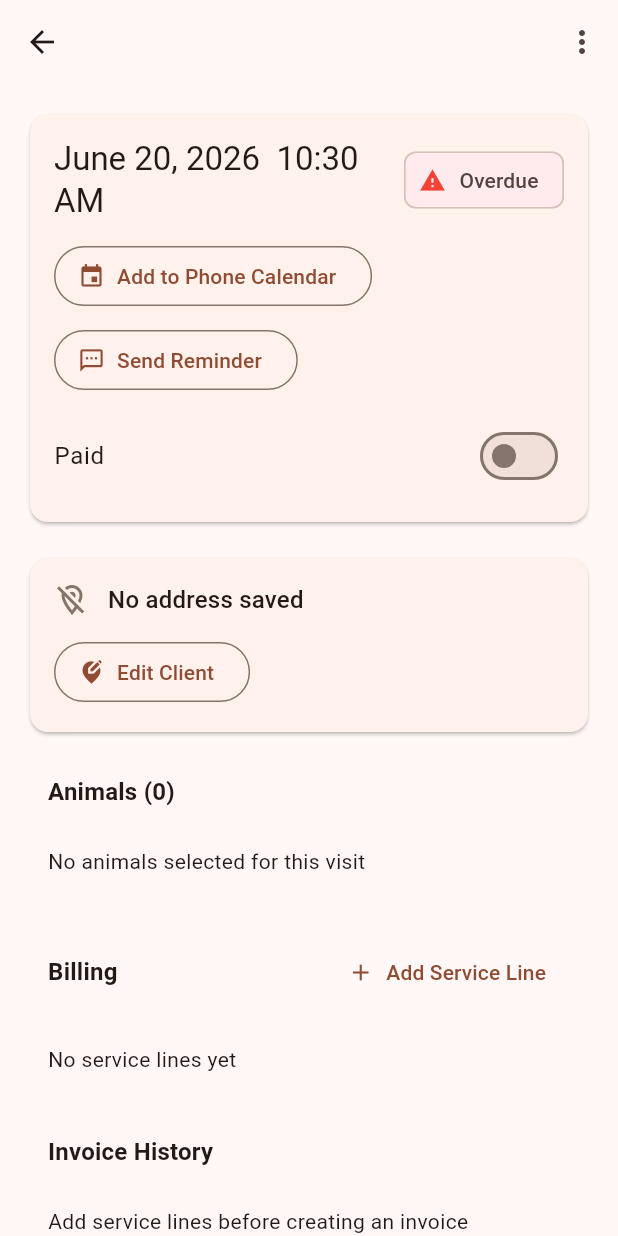
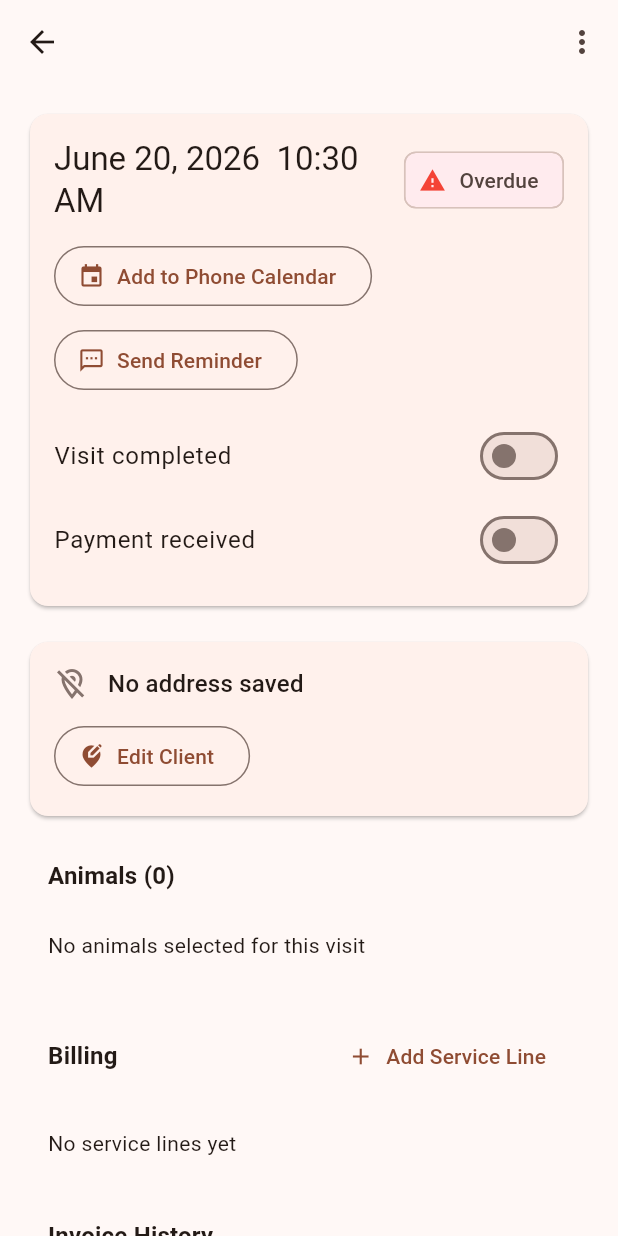
Before and after one commit to seitzelectric/farrierlog, a Flutter app: the VisitDetailScreen screen opened directly with empty values, on a phone screen of 412 x 824 dp. Run offline on Flutter 3.47's test engine with Material 3 defaults, Android fonts, the phone set to English and light mode, and no system bars; our stand-ins replace file_picker, image_picker, pdf, printing, share_plus, sqflite and 1 more; missing offline and left inert: add_2_calendar; accounts and stored records are empty.

```diff
--- a/lib/models/models.dart
+++ b/lib/models/models.dart
@@ -163,6 +163,7 @@ class Visit {
   final DateTime dateTime;
   final String notes;
   final bool paid;
+  final bool completed;
   final int? recurrenceWeeks;
   final int? nextRecurringVisitId;
   final bool isAutoGenerated;
@@ -175,6 +176,7 @@ class Visit {
     required this.dateTime,
     required this.notes,
     required this.paid,
+    this.completed = false,
     this.recurrenceWeeks,
     this.nextRecurringVisitId,
     this.isAutoGenerated = false,
@@ -194,6 +196,7 @@ class Visit {
         'datetime': dateTime.toIso8601String(),
         'notes': notes,
         'paid': paid ? 1 : 0,
+        'completed': completed ? 1 : 0,
         'recurrence_weeks': recurrenceWeeks,
         'next_recurring_visit_id': nextRecurringVisitId,
         'is_auto_generated': isAutoGenerated ? 1 : 0,
@@ -211,6 +214,7 @@ class Visit {
       dateTime: DateTime.parse(map['datetime'] as String),
       notes: (map['notes'] as String?) ?? '',
       paid: (map['paid'] as int?) == 1,
+      completed: (map['completed'] as int?) == 1,
       recurrenceWeeks: map['recurrence_weeks'] as int?,
       nextRecurringVisitId: map['next_recurring_visit_id'] as int?,
       isAutoGenerated: (map['is_auto_generated'] as int?) == 1,
@@ -230,6 +234,9 @@ class ServiceLine {
   final String horseColor;
   final String description;
   final double price;
+  final int quantity;
+  final bool isGroup;
+  final String? groupLabel;
   final DateTime createdAt;
 
   ServiceLine({
@@ -241,8 +248,13 @@ class ServiceLine {
     this.horseColor = '',
     required this.description,
     required this.price,
+    this.quantity = 1,
+    this.isGroup = false,
+    this.groupLabel,
     DateTime? createdAt,
   }) : createdAt = createdAt ?? DateTime.now();
+
+  double get lineTotal => price * quantity;
 
   Map<String, dynamic> toMap() => {
         if (id != null) 'id': id,
@@ -250,6 +262,9 @@ class ServiceLine {
         'horse_id': horseId,
         'description': description,
         'price': price,
+        'quantity': quantity,
+        'is_group': isGroup ? 1 : 0,
+        'group_label': groupLabel,
         'created_at': createdAt.toIso8601String(),
       };
 
@@ -262,6 +277,9 @@ class ServiceLine {
         horseColor: (map['horse_color'] as String?) ?? '',
         description: (map['description'] as String?) ?? '',
         price: (map['price'] as num).toDouble(),
+        quantity: (map['quantity'] as num?)?.toInt() ?? 1,
+        isGroup: (map['is_group'] as int?) == 1,
+        groupLabel: map['group_label'] as String?,
         createdAt: map['created_at'] != null
             ? DateTime.parse(map['created_at'] as String)
             : null,
--- a/lib/screens/dashboard_list_screen.dart
+++ b/lib/screens/dashboard_list_screen.dart
@@ -90,11 +90,11 @@ class _DashboardListScreenState extends State<DashboardListScreen> {
       case DashboardListType.animals:
         return 'Animals will appear here after they are added to clients.';
       case DashboardListType.upcomingVisits:
-        return 'No unpaid visits are scheduled in the next 30 days.';
+        return 'No visits are scheduled in the next 30 days.';
       case DashboardListType.pastDueVisits:
-        return 'All unpaid visits are current.';
+        return 'All visits are marked complete.';
       case DashboardListType.outstandingVisits:
-        return 'All visits are marked paid.';
+        return 'All completed visits have been paid.';
       case DashboardListType.paidVisits:
         return 'Paid visits will appear here after invoices or visits are marked paid.';
     }
@@ -134,7 +134,7 @@ class _DashboardListScreenState extends State<DashboardListScreen> {
       case DashboardListType.pastDueVisits:
         return DatabaseService.getPastDueVisits();
       case DashboardListType.outstandingVisits:
-        return DatabaseService.getUnpaidVisits();
+        return DatabaseService.getUnpaidCompletedVisits();
       case DashboardListType.paidVisits:
         return DatabaseService.getPaidVisits();
       case DashboardListType.clients:
--- a/lib/screens/new_visit_screen.dart
+++ b/lib/screens/new_visit_screen.dart
@@ -141,6 +141,7 @@ class _NewVisitScreenState extends State<NewVisitScreen> {
       dateTime: _selectedDateTime,
       notes: _notesCtrl.text.trim(),
       paid: widget.visit?.paid ?? false,
+      completed: widget.visit?.completed ?? false,
       recurrenceWeeks: recurrenceWeeks,
       nextRecurringVisitId: widget.visit?.nextRecurringVisitId,
       isAutoGenerated: widget.visit?.isAutoGenerated ?? false,
@@ -158,6 +159,7 @@ class _NewVisitScreenState extends State<NewVisitScreen> {
       dateTime: visit.dateTime,
       notes: visit.notes,
       paid: visit.paid,
+      completed: visit.completed,
       recurrenceWeeks: visit.recurrenceWeeks,
       nextRecurringVisitId: visit.nextRecurringVisitId,
       isAutoGenerated: visit.isAutoGenerated,
@@ -295,6 +297,16 @@ class _NewVisitScreenState extends State<NewVisitScreen> {
                       });
                     },
                   )),
+            Padding(
+              padding: const EdgeInsets.symmetric(horizontal: 8, vertical: 4),
+              child: Text(
+                "Don't need to track individual animals for this stop? "
+                'Add a group service line from the visit screen after saving.',
+                style: Theme.of(context).textTheme.bodySmall?.copyWith(
+                      color: Theme.of(context).colorScheme.outline,
+                    ),
+              ),
+            ),
           ],
           const SizedBox(height: 8),
           TextFormField(
--- a/lib/screens/visit_detail_screen.dart
+++ b/lib/screens/visit_detail_screen.dart
@@ -57,7 +57,8 @@ class _VisitDetailScreenState extends State<VisitDetailScreen> {
     }
   }
 
-  double get _total => _serviceLines.fold(0.0, (sum, line) => sum + line.price);
+  double get _total =>
+      _serviceLines.fold(0.0, (sum, line) => sum + line.lineTotal);
 
   Future<void> _togglePaid(bool value) async {
     final wasPaid = _visit.paid;
@@ -71,6 +72,7 @@ class _VisitDetailScreenState extends State<VisitDetailScreen> {
         dateTime: _visit.dateTime,
         notes: _visit.notes,
         paid: value,
+        completed: _visit.completed,
         recurrenceWeeks: _visit.recurrenceWeeks,
         nextRecurringVisitId: _visit.nextRecurringVisitId,
         isAutoGenerated: _visit.isAutoGenerated,
@@ -92,6 +94,25 @@ class _VisitDetailScreenState extends State<VisitDetailScreen> {
       }
     }
     _loadData();
+  }
+
+  Future<void> _toggleCompleted(bool value) async {
+    await DatabaseService.setVisitCompleted(_visit.id!, value);
+    setState(() {
+      _visit = Visit(
+        id: _visit.id,
+        clientId: _visit.clientId,
+        clientName: _visit.clientName,
+        dateTime: _visit.dateTime,
+        notes: _visit.notes,
+        paid: _visit.paid,
+        completed: value,
+        recurrenceWeeks: _visit.recurrenceWeeks,
+        nextRecurringVisitId: _visit.nextRecurringVisitId,
+        isAutoGenerated: _visit.isAutoGenerated,
+        createdAt: _visit.createdAt,
+      );
+    });
   }
 
   Future<void> _confirmProjectedVisit() async {
@@ -705,7 +726,13 @@ class _VisitDetailScreenState extends State<VisitDetailScreen> {
                     ],
                     const SizedBox(height: 12),
                     SwitchListTile(
-                      title: const Text('Paid'),
+                      title: const Text('Visit completed'),
+                      value: _visit.completed,
+                      onChanged: _toggleCompleted,
+                      contentPadding: EdgeInsets.zero,
+                    ),
+                    SwitchListTile(
+                      title: const Text('Payment received'),
                       value: _visit.paid,
                       onChanged: _togglePaid,
                       contentPadding: EdgeInsets.zero,
--- a/lib/services/database_service.dart
+++ b/lib/services/database_service.dart
@@ -6,7 +6,7 @@ import '../models/models.dart';
 class DatabaseService {
   static Database? _db;
   static const String _dbName = 'farrier_log_v2.db';
-  static const int _dbVersion = 7;
+  static const int _dbVersion = 8;
 
   static String get databaseName => _dbName;
   static int get databaseVersion => _dbVersion;
@@ -80,6 +80,7 @@ class DatabaseService {
         datetime TEXT NOT NULL,
         notes TEXT NOT NULL DEFAULT '',
         paid INTEGER NOT NULL DEFAULT 0,
+        completed INTEGER NOT NULL DEFAULT 0,
         recurrence_weeks INTEGER,
         next_recurring_visit_id INTEGER,
         is_auto_generated INTEGER NOT NULL DEFAULT 0,
@@ -105,6 +106,9 @@ class DatabaseService {
         horse_id INTEGER,
         description TEXT NOT NULL,
         price REAL NOT NULL DEFAULT 0,
+        quantity INTEGER NOT NULL DEFAULT 1,
+        is_group INTEGER NOT NULL DEFAULT 0,
+        group_label TEXT,
         created_at TEXT NOT NULL,
         FOREIGN KEY (visit_id) REFERENCES visits(id) ON DELETE CASCADE,
         FOREIGN KEY (horse_id) REFERENCES horses(id) ON DELETE SET NULL
@@ -215,6 +219,23 @@ class DatabaseService {
     if (oldVersion < 7) {
       await db.execute(
           'ALTER TABLE visits ADD COLUMN is_auto_generated INTEGER NOT NULL DEFAULT 0');
+    }
+
+    if (oldVersion < 8) {
+      await db.execute(
+          "ALTER TABLE service_lines ADD COLUMN quantity INTEGER NOT NULL DEFAULT 1");
+      await db.execute(
+          "ALTER TABLE service_lines ADD COLUMN is_group INTEGER NOT NULL DEFAULT 0");
+      await db.execute(
+          "ALTER TABLE service_lines ADD COLUMN group_label TEXT");
+
+      await db.execute(
+          'ALTER TABLE visits ADD COLUMN completed INTEGER NOT NULL DEFAULT 0');
+      final now = DateTime.now().toIso8601String();
+      await db.execute(
+        'UPDATE visits SET completed = 1 WHERE datetime < ?',
+        [now],
+      );
     }
   }
 
@@ -439,7 +460,7 @@ class DatabaseService {
       SELECT visits.*, clients.first_name, clients.last_name
       FROM visits
       INNER JOIN clients ON clients.id = visits.client_id
-      WHERE visits.paid = 0 AND visits.datetime < ?
+      WHERE visits.completed = 0 AND visits.datetime < ?
       ORDER BY visits.datetime ASC
     ''', [DateTime.now().toIso8601String()]);
     return rows.map((r) => Visit.fromMap(r)).toList();
@@ -452,8 +473,7 @@ class DatabaseService {
       SELECT visits.*, clients.first_name, clients.last_name
       FROM visits
       INNER JOIN clients ON clients.id = visits.client_id
-      WHERE visits.paid = 0
-        AND visits.datetime >= ?
+      WHERE visits.datetime >= ?
         AND visits.datetime <= ?
       ORDER BY visits.datetime ASC
     ''', [
@@ -470,6 +490,18 @@ class DatabaseService {
       FROM visits
       INNER JOIN clients ON clients.id = visits.client_id
       WHERE visits.paid = 0
+      ORDER BY visits.datetime ASC
+    ''');
+    return rows.map((r) => Visit.fromMap(r)).toList();
+  }
+
+  static Future<List<Visit>> getUnpaidCompletedVisits() async {
+    final db = await database;
+    final rows = await db.rawQuery('''
+      SELECT visits.*, clients.first_name, clients.last_name
+      FROM visits
+      INNER JOIN clients ON clients.id = visits.client_id
+      WHERE visits.completed = 1 AND visits.paid = 0
       ORDER BY visits.datetime ASC
     ''');
     return rows.map((r) => Visit.fromMap(r)).toList();
@@ -529,6 +561,16 @@ class DatabaseService {
     await db.update(
       'visits',
       {'paid': paid ? 1 : 0},
+      where: 'id = ?',
+      whereArgs: [visitId],
+    );
+  }
+
+  static Future<void> setVisitCompleted(int visitId, bool completed) async {
+    final db = await database;
+    await db.update(
+      'visits',
+      {'completed': completed ? 1 : 0},
       where: 'id = ?',
       whereArgs: [visitId],
     );
@@ -951,19 +993,19 @@ class DatabaseService {
         0;
     final now = DateTime.now();
     final upcomingVisits = Sqflite.firstIntValue(await db.rawQuery(
-            "SELECT COUNT(*) FROM visits WHERE datetime >= ? AND datetime <= ? AND paid = 0",
+            "SELECT COUNT(*) FROM visits WHERE datetime >= ? AND datetime <= ?",
             [
               now.toIso8601String(),
               now.add(const Duration(days: 30)).toIso8601String(),
             ])) ??
         0;
     final pastDueVisits = Sqflite.firstIntValue(await db.rawQuery(
-            "SELECT COUNT(*) FROM visits WHERE paid = 0 AND datetime < ?",
+            "SELECT COUNT(*) FROM visits WHERE completed = 0 AND datetime < ?",
             [now.toIso8601String()])) ??
         0;
 
     final revenueResult = await db.rawQuery('''
-      SELECT COALESCE(SUM(sl.price), 0) as total
+      SELECT COALESCE(SUM(sl.price * sl.quantity), 0) as total
       FROM service_lines sl
       INNER JOIN visits v ON v.id = sl.visit_id
       WHERE v.paid = 1
@@ -972,10 +1014,10 @@ class DatabaseService {
         (revenueResult.first['total'] as num?)?.toDouble() ?? 0.0;
 
     final outstandingResult = await db.rawQuery('''
-      SELECT COALESCE(SUM(sl.price), 0) as total
+      SELECT COALESCE(SUM(sl.price * sl.quantity), 0) as total
       FROM service_lines sl
       INNER JOIN visits v ON v.id = sl.visit_id
-      WHERE v.paid = 0
+      WHERE v.completed = 1 AND v.paid = 0
     ''');
     final outstandingRevenue =
         (outstandingResult.first['total'] as num?)?.toDouble() ?? 0.0;
```
Also changed, not shown: lib/screens/screens.dart (+95 -6 lines), lib/services/export_service.dart (+11 -1 lines), lib/services/invoice_service.dart (+15 -3 lines), lib/widgets/widgets.dart (+13 -4 lines), 1 other file.
